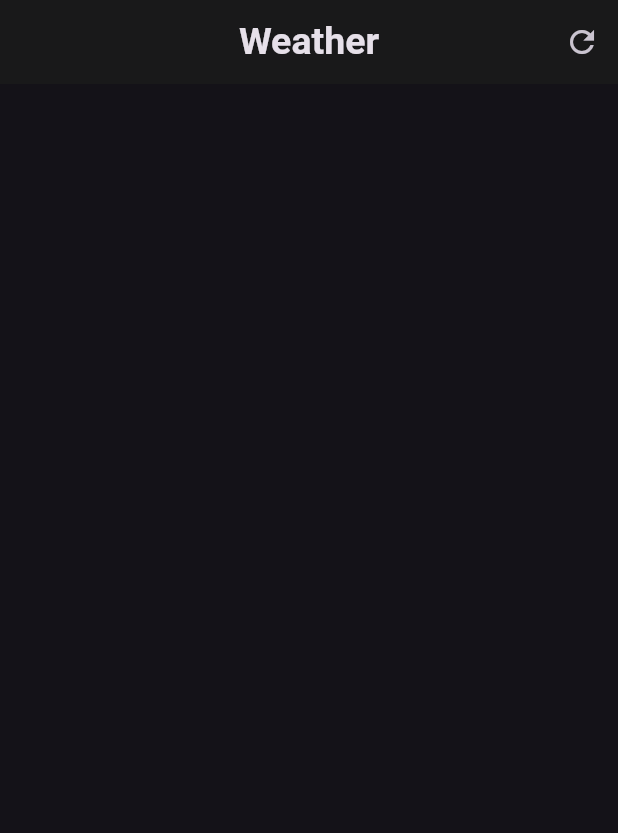
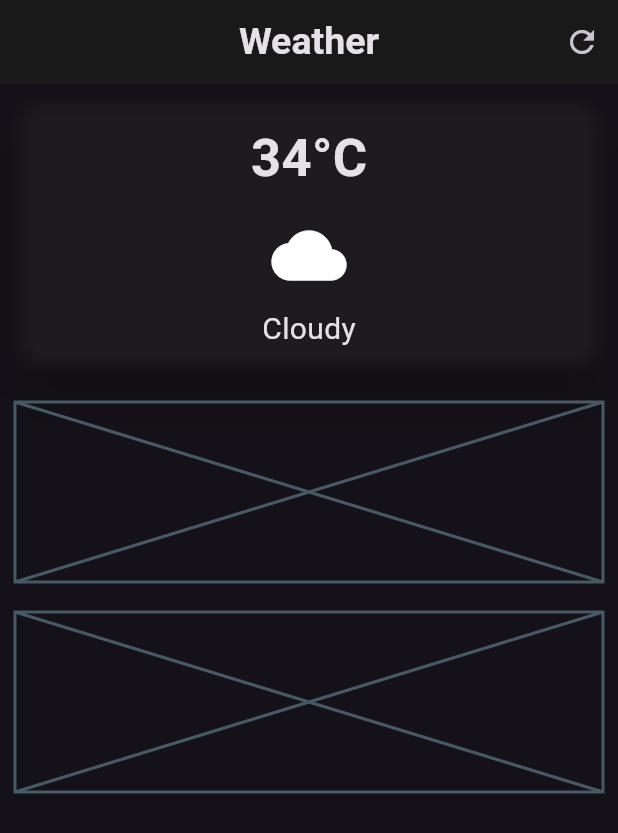
Before and after one commit to NamanGoyalK/Weather-Basic, a Flutter app: the screen it shows after launch, after a tap on the "refresh" icon, on a phone screen of 412 x 824 dp. Shown: the top 833 px of the screen. Run offline on Flutter 3.47's test engine with Material 3 defaults, Android fonts, the phone set to English and light mode, and no system bars.

Commit message:
Update weather_screen.dart

```diff
--- a/weather/weather/lib/weather_screen.dart
+++ b/weather/weather/lib/weather_screen.dart
@@ -1,3 +1,6 @@
+import 'dart:ui';
+
+import 'package:flutter/foundation.dart';
 import 'package:flutter/material.dart';
 
 class WeatherScreen extends StatelessWidget {
@@ -18,11 +21,77 @@ class WeatherScreen extends StatelessWidget {
         centerTitle: true,
         actions: [
           IconButton(
-            onPressed: () {},
+            onPressed: () {
+              if (kDebugMode) {
+                print('Refreshed');
+              }
+            },
             icon: const Icon(Icons.refresh),
           ),
         ],
       ),
+      body: Padding(
+        padding: const EdgeInsets.all(10.0),
+        child: Column(
+          children: [
+            //Main Card
+            SizedBox(
+              width: double.infinity,
+              child: Card(
+                elevation: 12,
+                shape: RoundedRectangleBorder(
+                  borderRadius: BorderRadius.circular(15),
+                ),
+                child: BackdropFilter(
+                  filter: ImageFilter.blur(sigmaX: 5, sigmaY: 5),
+                  child: const Padding(
+                    padding: EdgeInsets.all(10.0),
+                    child: Column(
+                      children: [
+                        // SizedBox(
+                        //   height: 20,
+                        // ),
+                        Text(
+                          "34°C",
+                          style: TextStyle(
+                              fontSize: 35, fontWeight: FontWeight.bold),
+                        ),
+                        SizedBox(
+                          height: 15,
+                        ),
+                        Icon(
+                          Icons.cloud,
+                          size: 50,
+                        ),
+                        SizedBox(
+                          height: 10,
+                        ),
+                        Text(
+                          "Cloudy",
+                          style: TextStyle(fontSize: 20),
+                        ),
+                        // SizedBox(
+                        //   height: 20,
+                        // ),
+                      ],
+                    ),
+                  ),
+                ),
+              ),
+            ),
+            const SizedBox(
+              height: 20,
+            ),
+            const Placeholder(
+              fallbackHeight: 120,
+            ),
+            const SizedBox(height: 20),
+            const Placeholder(
+              fallbackHeight: 120,
+            ),
+          ],
+        ),
+      ),
     );
   }
 }
```
